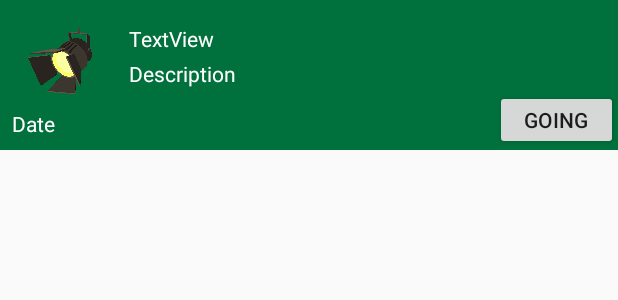
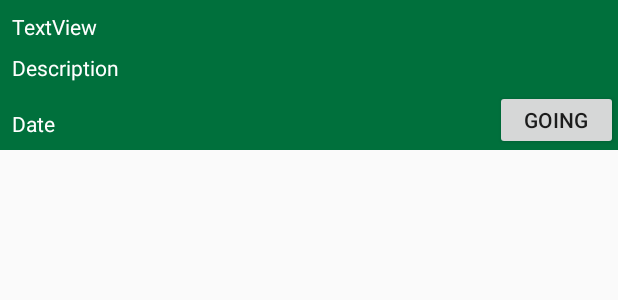
Before and after one commit to FridayAfternoon4155/CampusSpotlight, an Android app: the layout event_item.xml on its own in the app's theme, with its tools: preview values and no code run, on a phone screen of 412 x 824 dp. Shown: the top 300 px of the screen. Run offline under Robolectric (Android 15) with nearby library versions, the light colour scheme and no system bars.

Commit message:
Color changeds

```diff
--- a/app/src/main/AndroidManifest.xml
+++ b/app/src/main/AndroidManifest.xml
@@ -17,7 +17,8 @@
         android:theme="@style/Theme.AppCompat.Light">
         <activity
             android:name="com.fridayafternoon.campusspotlight.MainActivity"
-            android:label="@string/app_name">
+            android:label="@string/app_name"
+            android:theme="@style/UNCC">
             <intent-filter>
                 <action android:name="android.intent.action.MAIN" />
 
--- a/app/src/main/res/layout/event_item.xml
+++ b/app/src/main/res/layout/event_item.xml
@@ -7,25 +7,15 @@
     android:layout_height="100dp"
     android:background="#00703C">
 
-    <ImageView
-        android:id="@+id/ImageView"
-        android:layout_width="50dp"
-        android:layout_height="50dp"
-        android:layout_marginStart="16dp"
-        android:layout_marginTop="16dp"
-        app:layout_constraintStart_toStartOf="parent"
-        app:layout_constraintTop_toTopOf="parent"
-        app:srcCompat="@drawable/campusspotlighticonround" />
-
     <TextView
         android:id="@+id/textViewTitle"
         android:layout_width="wrap_content"
         android:layout_height="wrap_content"
-        android:layout_marginStart="20dp"
-        android:layout_marginTop="16dp"
+        android:layout_marginStart="8dp"
+        android:layout_marginTop="8dp"
         android:text="TextView"
         android:textColor="@android:color/white"
-        app:layout_constraintStart_toEndOf="@+id/ImageView"
+        app:layout_constraintStart_toStartOf="parent"
         app:layout_constraintTop_toTopOf="parent" />
 
     <TextView
@@ -42,12 +32,12 @@
     <TextView
         android:id="@+id/textViewDescription"
         android:layout_width="214dp"
-        android:layout_height="48dp"
-        android:layout_marginStart="20dp"
-        android:layout_marginTop="4dp"
+        android:layout_height="30dp"
+        android:layout_marginStart="8dp"
+        android:layout_marginTop="8dp"
         android:text="Description"
         android:textColor="@android:color/white"
-        app:layout_constraintStart_toEndOf="@+id/ImageView"
+        app:layout_constraintStart_toStartOf="parent"
         app:layout_constraintTop_toBottomOf="@+id/textViewTitle" />
 
     <Button
--- a/app/src/main/res/layout/fragment_event_list.xml
+++ b/app/src/main/res/layout/fragment_event_list.xml
@@ -11,4 +11,4 @@
     android:layout_marginRight="16dp"
     app:layoutManager="LinearLayoutManager"
     tools:context=".EventHomeFragment"
-    tools:listitem="@layout/fragment_event" />
+    tools:listitem="@layout/recycler_view_item" />
--- a/app/src/main/res/values/colors.xml
+++ b/app/src/main/res/values/colors.xml
@@ -3,5 +3,6 @@
     <color name="colorPrimary">#3F51B5</color>
     <color name="colorPrimaryDark">#303F9F</color>
     <color name="colorAccent">#FF4081</color>
-    <color name="primary_material_light_1">#4caf50</color>
+    <color name="primary_material_light_1">#00703c</color>
+    <color name="accent_material_light">#c9e20c</color>
 </resources>
--- a/app/src/main/res/values/styles.xml
+++ b/app/src/main/res/values/styles.xml
@@ -10,6 +10,7 @@
 
     <style name="UNCC" parent="Theme.AppCompat.Light.NoActionBar" >
         <item name="colorPrimary">@color/primary_material_light_1</item>
+        <item name="colorPrimaryDark">#00703C</item>
     </style>
 
     <style name="Theme">Theme</style>
```
Also changed, not shown: app/src/main/res/layout/fragment_profile.xml (+6 -4 lines), app/src/main/res/layout/recycler_view_item.xml (added, +29 -0 lines).
